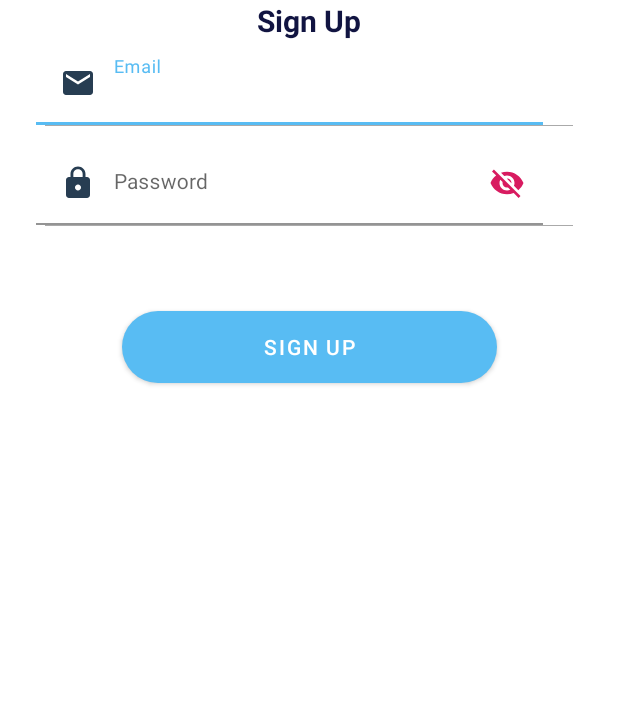
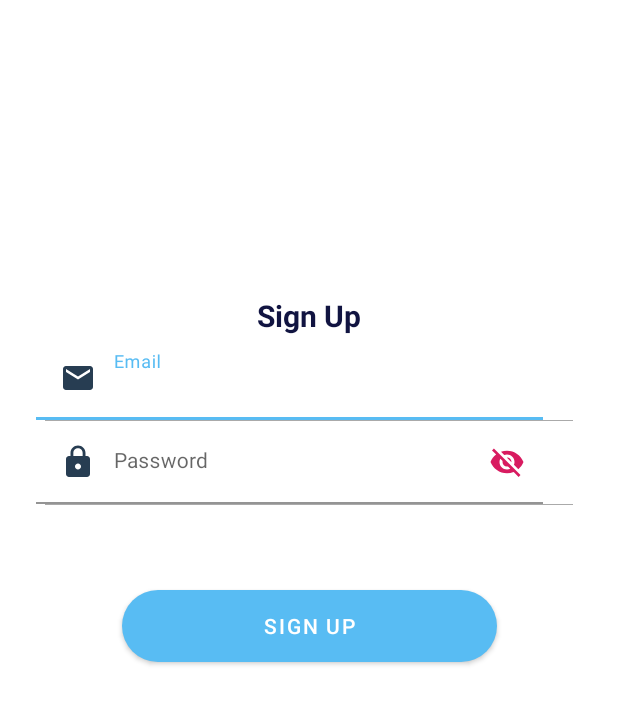
Before and after one commit to monstro-montra/LoginAppAndroid, an Android app: the RegisterActivity screen opened directly, with no data from a screen before it, after a tap on "SIGN UP", on a phone screen of 412 x 824 dp. Shown: the top 704 px of the screen. Run offline under Robolectric (Android 15) with nearby library versions, the light colour scheme and no system bars; our stand-ins replace Firebase (no records; nobody signed in at launch, a user with empty details on screens opened directly); 1 statement that could not run was skipped; 1 other tap on this screen came first.

Commit message:
doing a UI overhaul and added am trying to implement firebase

```diff
--- a/app/src/main/java/com/javierlabs/userlogin/RegisterActivity.java
+++ b/app/src/main/java/com/javierlabs/userlogin/RegisterActivity.java
@@ -61,9 +61,7 @@
             }
 
             mAuth.createUserWithEmailAndPassword(email, password)
-                    .addOnCompleteListener(new OnCompleteListener<AuthResult>() {
-                        @Override
-                        public void onComplete(@NonNull Task<AuthResult> task) {
+                    .addOnCompleteListener(task -> {
                         if (task.isSuccessful()) {
                             Toast.makeText(RegisterActivity.this, "Authentication Succeeded.",
                                     Toast.LENGTH_SHORT).show();
@@ -72,7 +70,6 @@
                             Toast.makeText(RegisterActivity.this, "Authentication failed.",
                                     Toast.LENGTH_SHORT).show();
                         }
-                        }
                     });
 
         });
--- a/app/src/main/res/layout/activity_register.xml
+++ b/app/src/main/res/layout/activity_register.xml
@@ -14,13 +14,14 @@
             android:id="@+id/setter"
             android:layout_width="wrap_content"
             android:layout_height="wrap_content"
-            app:layout_constraintTop_toTopOf="parent"
+            android:layout_marginBottom="32dp"
+            android:textColor="@color/colorPrimary"
+            android:textSize="20sp"
+            android:visibility="gone"
+            app:layout_constraintBottom_toTopOf="@+id/btnSignUp"
             app:layout_constraintEnd_toEndOf="parent"
             app:layout_constraintStart_toStartOf="parent"
-            android:visibility="gone"
-            android:textColor="@color/colorPrimary"
-            android:textSize="20sp"
-            />
+            app:layout_constraintTop_toTopOf="parent" />
 
         <TextView
             android:id="@+id/tv_signup"
@@ -44,7 +45,7 @@
             android:layout_marginEnd="24dp"
             app:layout_constraintEnd_toEndOf="parent"
             app:layout_constraintStart_toStartOf="parent"
-            app:layout_constraintTop_toBottomOf="@+id/tv_signup"
+            app:layout_constraintBottom_toTopOf="@+id/tv_pass"
             tools:layout_editor_absoluteY="366dp">
 
             <com.google.android.material.textfield.TextInputEditText
```
Lines whose indentation alone changed are shown as unchanged.
